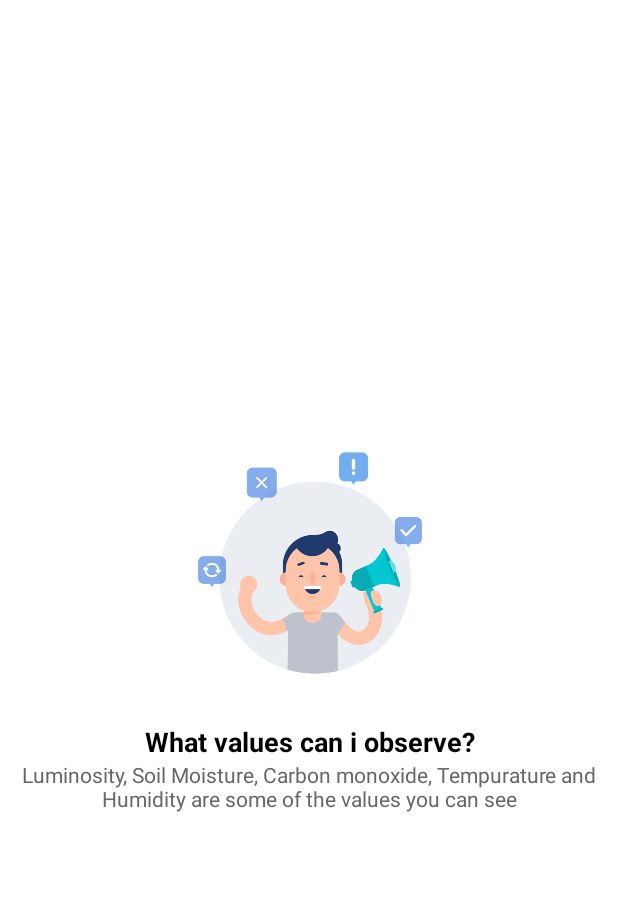
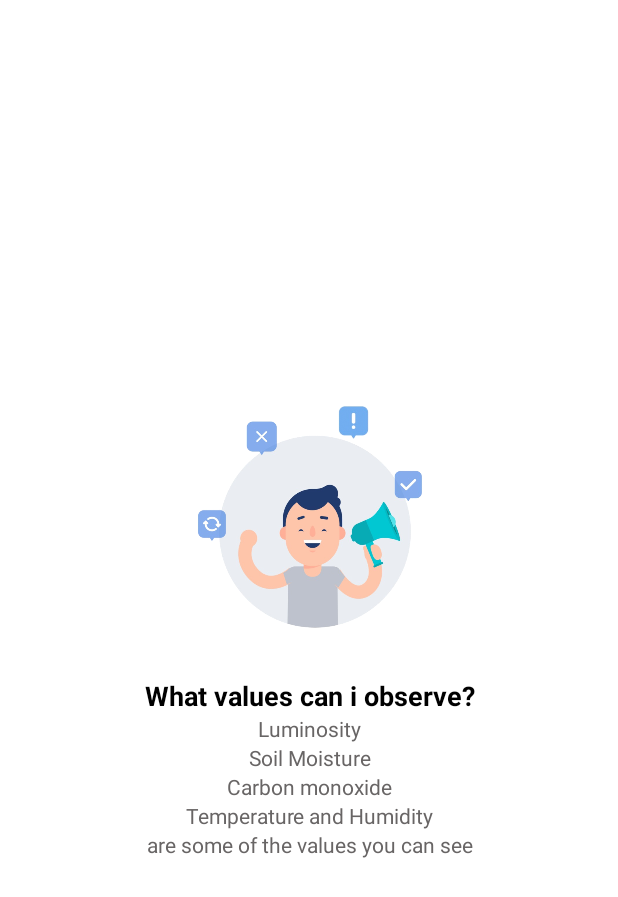
Before and after one commit to TelmoSalvado/SmartAgriculture, an Android app: the layout intro_2.xml on its own in the app's theme, with its tools: preview values and no code run, on a phone screen of 412 x 824 dp. Shown: the top 897 px of the screen. Run offline under Robolectric (Android 15) with nearby library versions, the phone set to English and light mode, and no system bars.

Commit message:
Pequeno Update no layout

```diff
--- a/app/src/main/res/layout/intro_2.xml
+++ b/app/src/main/res/layout/intro_2.xml
@@ -26,6 +26,42 @@
         android:id="@+id/textView"
         android:layout_width="match_parent"
         android:layout_height="wrap_content"
+        android:text="@string/Luminosidade"
+        android:textAlignment="center"
+        android:textColor="#686565"
+        android:textSize="14sp" />
+
+    <TextView
+        android:id="@+id/textView11"
+        android:layout_width="match_parent"
+        android:layout_height="wrap_content"
+        android:text="@string/Solo"
+        android:textAlignment="center"
+        android:textColor="#686565"
+        android:textSize="14sp" />
+
+    <TextView
+        android:id="@+id/textView12"
+        android:layout_width="match_parent"
+        android:layout_height="wrap_content"
+        android:text="@string/Monoxido"
+        android:textAlignment="center"
+        android:textColor="#686565"
+        android:textSize="14sp" />
+
+    <TextView
+        android:id="@+id/textView13"
+        android:layout_width="match_parent"
+        android:layout_height="wrap_content"
+        android:text="@string/TH"
+        android:textAlignment="center"
+        android:textColor="#686565"
+        android:textSize="14sp" />
+
+    <TextView
+        android:id="@+id/textView14"
+        android:layout_width="match_parent"
+        android:layout_height="wrap_content"
         android:text="@string/Text4"
         android:textAlignment="center"
         android:textColor="#686565"
--- a/app/src/main/res/layout/intro_3.xml
+++ b/app/src/main/res/layout/intro_3.xml
@@ -22,4 +22,14 @@
         android:textSize="18sp"
         android:textStyle="bold" />
 
+    <TextView
+        android:id="@+id/textView10"
+        android:layout_width="match_parent"
+        android:layout_height="wrap_content"
+        android:text="@string/Leave"
+        android:textAlignment="center"
+        android:textColor="#686565"
+        android:textSize="18sp"
+        android:textStyle="bold" />
+
 </LinearLayout>
--- a/app/src/main/res/values/strings.xml
+++ b/app/src/main/res/values/strings.xml
@@ -22,8 +22,9 @@
     <string name="Text1"> An app to monitor your plantation</string>
     <string name="Text2"> Simple and easy to use</string>
     <string name = "Text3"> What values can i observe? </string>
-    <string name="Text4"> "Luminosity, Soil Moisture, Carbon monoxide, Tempurature and Humidity are some of the values you can see"</string>
-    <string name="Text5"> Want to save water? Leave with us</string>
+    <string name="Text4"> are some of the values you can see</string>
+    <string name="Text5"> Want to save water?</string>
+    <string name="Leave">Leave with us</string>
     <string name="Text6">Start right now</string>
     <string name="Text7">I already have an account</string>
     <string name="Text8"> The irrigation system is</string>
```
Also changed, not shown: 1 other file.
